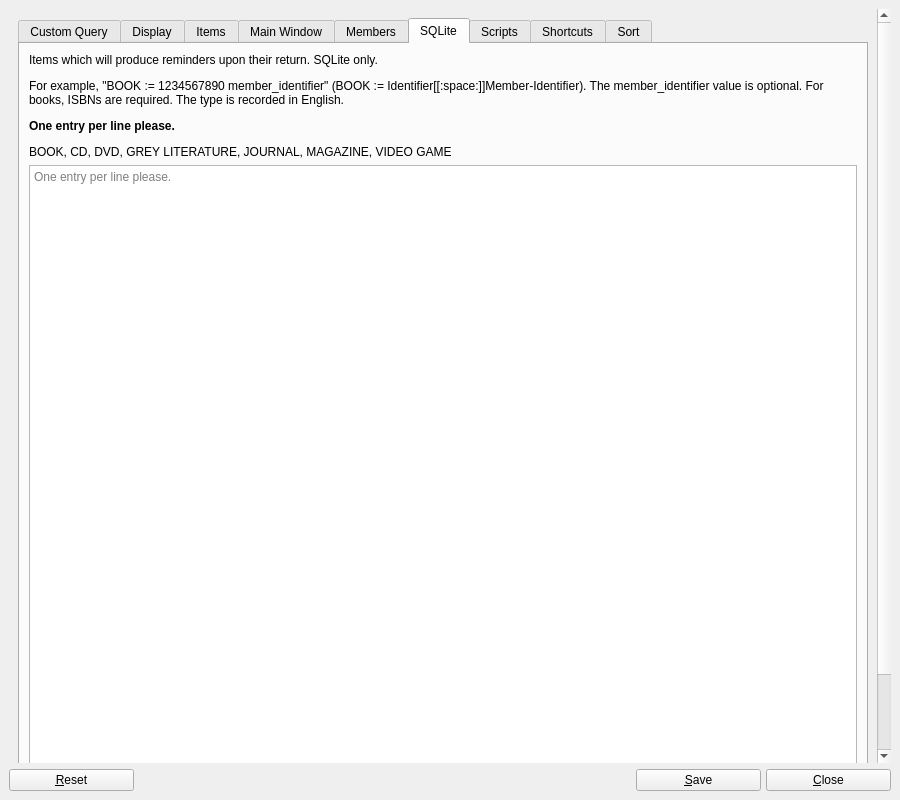
The window that UI/biblioteq_otheroptions.ui (textbrowser/biblioteq) describes before a commit, drawn with Qt 5.
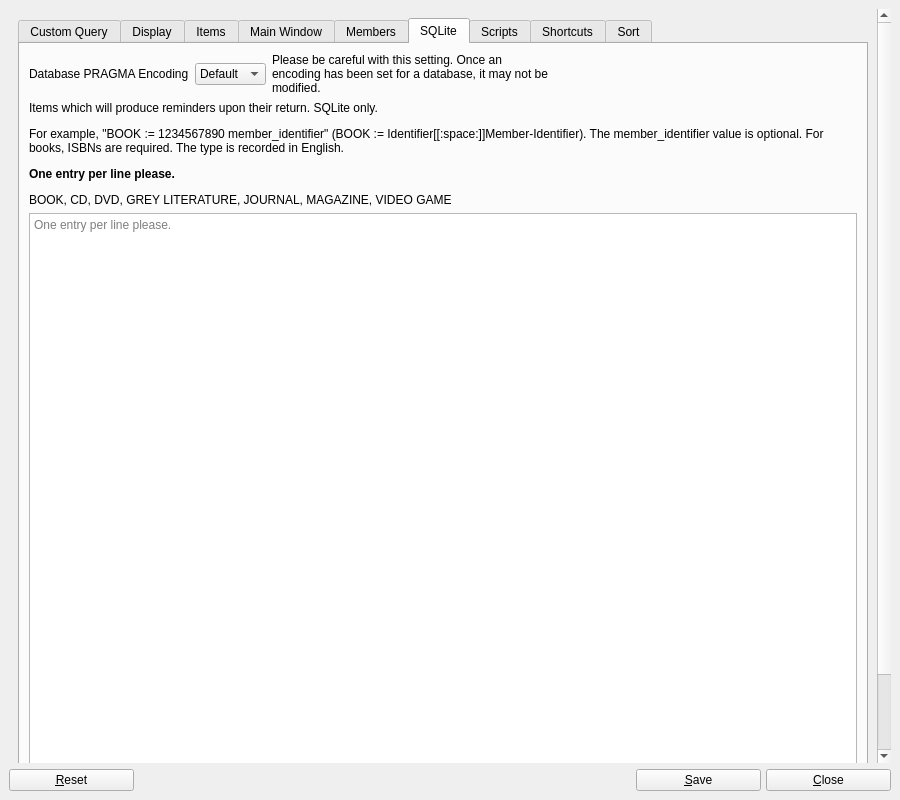
The same window after the commit. The open tabs and pages were chosen to show the change. Icons and pictures are not drawn. Custom widgets are drawn as their Qt base class.

Patch:
```diff
--- a/UI/biblioteq_otheroptions.ui
+++ b/UI/biblioteq_otheroptions.ui
@@ -32,8 +32,8 @@
         <rect>
          <x>0</x>
          <y>0</y>
-         <width>882</width>
-         <height>747</height>
+         <width>888</width>
+         <height>742</height>
         </rect>
        </property>
        <layout class="QVBoxLayout" name="verticalLayout_2">
@@ -853,6 +853,62 @@
             <string>SQLite</string>
            </attribute>
            <layout class="QVBoxLayout" name="verticalLayout_16">
+            <item>
+             <layout class="QHBoxLayout" name="horizontalLayout_13">
+              <item>
+               <widget class="QLabel" name="label_23">
+                <property name="text">
+                 <string>Database PRAGMA Encoding</string>
+                </property>
+               </widget>
+              </item>
+              <item>
+               <widget class="QComboBox" name="sqlite_database_encoding">
+                <property name="toolTip">
+                 <string>Strings are always in English.</string>
+                </property>
+                <item>
+                 <property name="text">
+                  <string notr="true">Default</string>
+                 </property>
+                </item>
+                <item>
+                 <property name="text">
+                  <string notr="true">UTF-8</string>
+                 </property>
+                </item>
+                <item>
+                 <property name="text">
+                  <string notr="true">UTF-16</string>
+                 </property>
+                </item>
+               </widget>
+              </item>
+              <item>
+               <widget class="QLabel" name="label_24">
+                <property name="text">
+                 <string>Please be careful with this setting. Once an encoding has been set for a database, it may not be modified.</string>
+                </property>
+                <property name="wordWrap">
+                 <bool>true</bool>
+                </property>
+               </widget>
+              </item>
+              <item>
+               <spacer name="horizontalSpacer_13">
+                <property name="orientation">
+                 <enum>Qt::Horizontal</enum>
+                </property>
+                <property name="sizeHint" stdset="0">
+                 <size>
+                  <width>40</width>
+                  <height>20</height>
+                 </size>
+                </property>
+               </spacer>
+              </item>
+             </layout>
+            </item>
             <item>
              <widget class="QLabel" name="label_17">
               <property name="text">
```
Left out of the diff: 1 changed line with no effect on the pictures.
